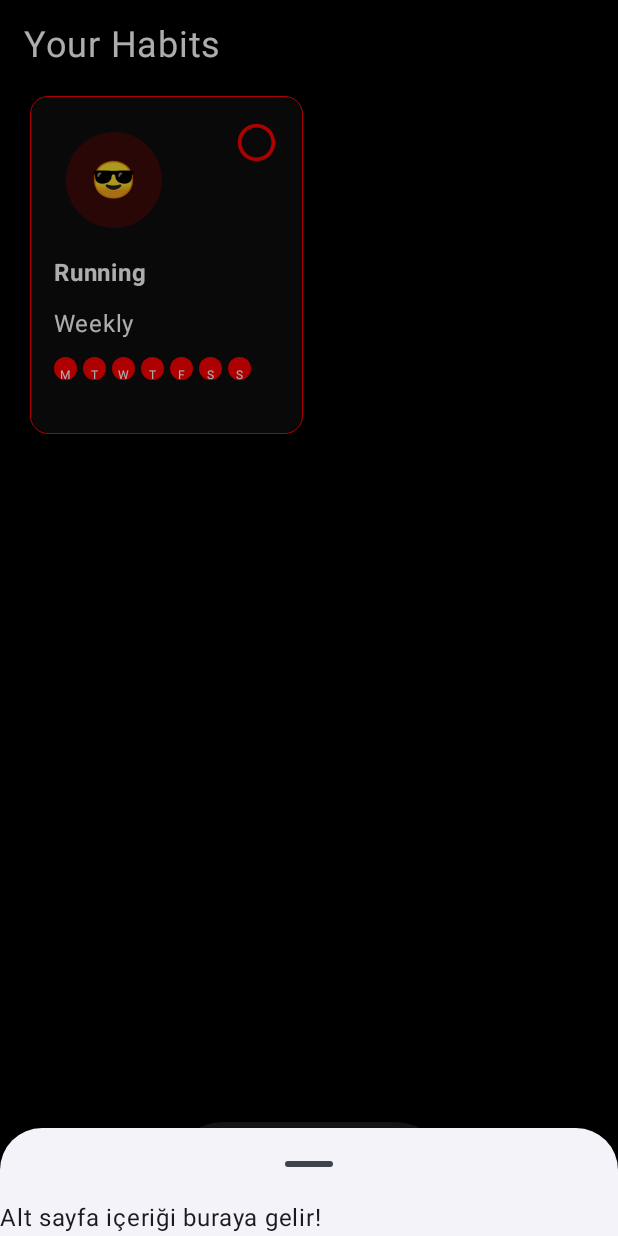
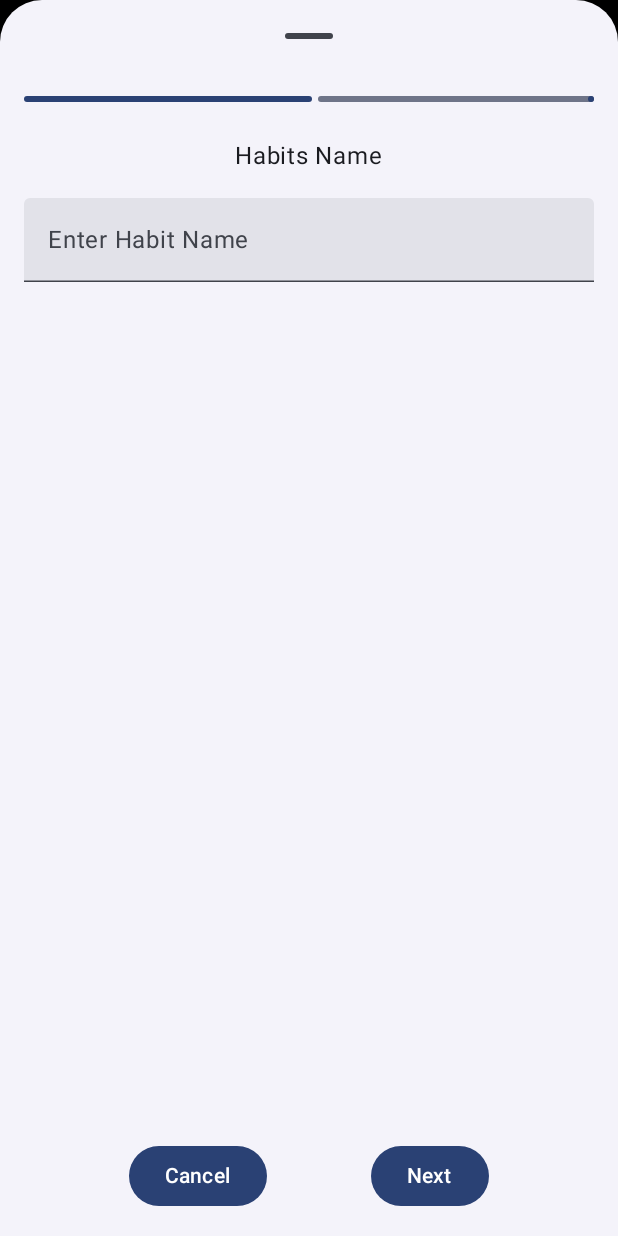
Before and after one commit to Kami-Software/Sun-Android, an Android app built with Jetpack Compose: the screen it shows after launch (MainActivity), after a tap on "Button Icon", on a phone screen of 412 x 824 dp. Run offline under Robolectric (Android 15) with nearby library versions, the phone set to English and light mode, and no system bars.

```diff
--- /dev/null
+++ b/app/src/main/java/com/example/sun_android/sun/presentation/components/FirstPageContent.kt
@@ -0,0 +1,72 @@
+package com.example.sun_android.sun.presentation.components
+
+import androidx.compose.foundation.layout.Arrangement
+import androidx.compose.foundation.layout.Column
+import androidx.compose.foundation.layout.Row
+import androidx.compose.foundation.layout.Spacer
+import androidx.compose.foundation.layout.fillMaxSize
+import androidx.compose.foundation.layout.fillMaxWidth
+import androidx.compose.foundation.layout.height
+import androidx.compose.foundation.layout.padding
+import androidx.compose.material3.Button
+import androidx.compose.material3.LinearProgressIndicator
+import androidx.compose.material3.MaterialTheme
+import androidx.compose.material3.Text
+import androidx.compose.material3.TextField
+import androidx.compose.runtime.Composable
+import androidx.compose.ui.Alignment
+import androidx.compose.ui.Modifier
+import androidx.compose.ui.unit.dp
+
+@Composable
+fun FirstPageContent(
+    habitName: String,
+    onHabitNameChange: (String) -> Unit,
+    onCancel: () -> Unit,
+    onNext: () -> Unit
+) {
+    Column(
+        modifier = Modifier
+            .fillMaxSize()
+            .padding(16.dp)
+    ) {
+        // Progress bar
+        LinearProgressIndicator(
+            progress = 0.5f,
+            modifier = Modifier.fillMaxWidth()
+        )
+
+        Spacer(modifier = Modifier.height(24.dp))
+
+        // Title
+        Text(
+            text = "Habits Name",
+            modifier = Modifier.align(Alignment.CenterHorizontally)
+        )
+
+        Spacer(modifier = Modifier.height(16.dp))
+
+        // TextField
+        TextField(
+            value = habitName,
+            onValueChange = onHabitNameChange,
+            label = { Text("Enter Habit Name") },
+            modifier = Modifier.fillMaxWidth()
+        )
+
+        Spacer(modifier = Modifier.weight(1f))
+
+        // Buttons
+        Row(
+            modifier = Modifier.fillMaxWidth(),
+            horizontalArrangement = Arrangement.SpaceEvenly
+        ) {
+            Button(onClick = onCancel) {
+                Text(text = "Cancel")
+            }
+            Button(onClick = onNext) {
+                Text(text = "Next")
+            }
+        }
+    }
+}
--- /dev/null
+++ b/app/src/main/java/com/example/sun_android/sun/presentation/components/ModularSheetBar.kt
@@ -0,0 +1,23 @@
+package com.example.sun_android.sun.presentation.components
+
+import androidx.compose.material3.ExperimentalMaterial3Api
+import androidx.compose.material3.ModalBottomSheet
+import androidx.compose.material3.rememberModalBottomSheetState
+import androidx.compose.runtime.Composable
+
+@OptIn(ExperimentalMaterial3Api::class)
+@Composable
+fun ModularSheetBar(
+    showSheet: Boolean,
+    onDismissRequest: () -> Unit,
+    content: @Composable () -> Unit
+) {
+    if (showSheet) {
+        ModalBottomSheet(
+            onDismissRequest = onDismissRequest,
+            sheetState = rememberModalBottomSheetState(skipPartiallyExpanded = true)
+        ) {
+            content()
+        }
+    }
+}
--- a/app/src/main/java/com/example/sun_android/sun/presentation/navigation/CustomBottomNav.kt
+++ b/app/src/main/java/com/example/sun_android/sun/presentation/navigation/CustomBottomNav.kt
@@ -15,14 +15,19 @@ import androidx.compose.material3.Icon
 import androidx.compose.material3.MaterialTheme
 import androidx.compose.material3.Text
 import androidx.compose.runtime.Composable
+import androidx.compose.runtime.getValue
 import androidx.compose.runtime.mutableStateOf
 import androidx.compose.runtime.remember
+import androidx.compose.runtime.setValue
 import androidx.compose.ui.Alignment
 import androidx.compose.ui.Modifier
 import androidx.compose.ui.draw.clip
 import androidx.compose.ui.graphics.Color
 import androidx.compose.ui.tooling.preview.Preview
 import androidx.compose.ui.unit.dp
+import com.example.sun_android.sun.presentation.components.FirstPageContent
+import com.example.sun_android.sun.presentation.components.ModularSheetBar
+import com.example.sun_android.sun.presentation.components.SecondPageContent
 import com.example.sun_android.sun.presentation.components.SheetBar
 import com.example.sun_android.sun.util.Screens
 
@@ -32,6 +37,9 @@ fun CustomBottomNavigation(
     currentScreenId: String,
     onItemSelected: (Screens) -> Unit
 ) {
+    var currentPage by remember { mutableStateOf(1) }
+    var habitName by remember { mutableStateOf("") }
+    var additionalInput by remember { mutableStateOf("") }
     val items = listOf(
         Screens.HabbitsScreen, Screens.SwipeScreen, Screens.StatisticsScreen
     )
@@ -53,6 +61,7 @@ fun CustomBottomNavigation(
                 .background(Color(0xFF2c292a))
                 .clickable {
                     showSheet.value = !showSheet.value
+                    currentPage = 1
 
                 }
                 .padding(16.dp), // Butonun boyutunu ve iç boşluğunu ayarlıyoruz
@@ -96,13 +105,26 @@ fun CustomBottomNavigation(
             onItemSelected(items[2])
         }
 
-        SheetBar(
+        ModularSheetBar(
             showSheet = showSheet.value,
             onDismissRequest = { showSheet.value = false }
         ) {
-            Column {
-                Text("Alt sayfa içeriği buraya gelir!")
-                // Alt sayfanın içeriğini buraya ekleyebilirsiniz
+            when (currentPage) {
+                1 -> FirstPageContent(
+                    habitName = habitName,
+                    onHabitNameChange = { habitName = it },
+                    onCancel = { showSheet.value = false },
+                    onNext = { currentPage = 2 }
+                )
+                2 -> SecondPageContent(
+                    additionalInput = additionalInput,
+                    onAdditionalInputChange = { additionalInput = it },
+                    onBack = { currentPage = 1 },
+                    onSave = {
+                        // Handle save action
+                        showSheet.value = false
+                    }
+                )
             }
         }
     }
```
Also changed, not shown: app/src/main/java/com/example/sun_android/sun/presentation/components/SecondPageContent.kt (added, +73 -0 lines).
